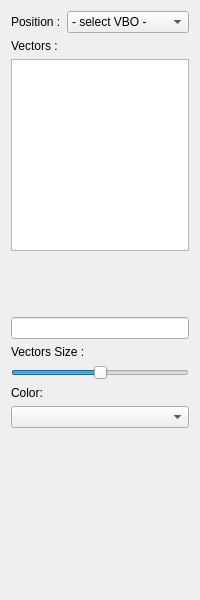
cgogn/CGoGN, file SCHNApps/Plugins/surface_renderVector/forms/surface_renderVector.ui: the form before one commit.
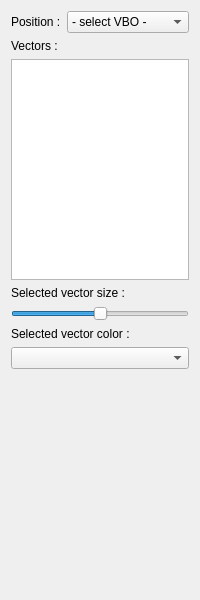
The form after the commit. Custom widgets are drawn as their Qt base class.

Commit message: SCHNApps: bug fix in render vector plugin

Patch:
```diff
--- a/SCHNApps/Plugins/surface_renderVector/forms/surface_renderVector.ui
+++ b/SCHNApps/Plugins/surface_renderVector/forms/surface_renderVector.ui
@@ -14,23 +14,6 @@
    <string>Form</string>
   </property>
   <layout class="QGridLayout" name="gridLayout">
-   <item row="5" column="0" colspan="2">
-    <widget class="QLineEdit" name="selectedName">
-     <property name="readOnly">
-      <bool>true</bool>
-     </property>
-    </widget>
-   </item>
-   <item row="10" column="0" colspan="2">
-    <widget class="ColorComboBox" name="combo_color"/>
-   </item>
-   <item row="0" column="0">
-    <widget class="QLabel" name="label_2">
-     <property name="text">
-      <string>Position :</string>
-     </property>
-    </widget>
-   </item>
    <item row="0" column="1">
     <widget class="QComboBox" name="combo_positionVBO">
      <property name="sizePolicy">
@@ -46,13 +29,23 @@
      </item>
     </widget>
    </item>
-   <item row="1" column="0">
-    <widget class="QLabel" name="label_3">
+   <item row="4" column="0" colspan="2">
+    <widget class="QLabel" name="label">
      <property name="text">
-      <string>Vectors :</string>
+      <string>Selected vector size :</string>
      </property>
     </widget>
    </item>
+   <item row="0" column="0">
+    <widget class="QLabel" name="label_2">
+     <property name="text">
+      <string>Position :</string>
+     </property>
+    </widget>
+   </item>
+   <item row="8" column="0" colspan="2">
+    <widget class="ColorComboBox" name="combo_color"/>
+   </item>
    <item row="2" column="0" colspan="2">
     <widget class="QListWidget" name="list_vectorVBO">
      <property name="selectionMode">
@@ -60,7 +53,14 @@
      </property>
     </widget>
    </item>
-   <item row="11" column="0" colspan="2">
+   <item row="1" column="0">
+    <widget class="QLabel" name="label_3">
+     <property name="text">
+      <string>Vectors :</string>
+     </property>
+    </widget>
+   </item>
+   <item row="9" column="0" colspan="2">
     <spacer name="verticalSpacer">
      <property name="orientation">
       <enum>Qt::Vertical</enum>
@@ -73,7 +73,7 @@
      </property>
     </spacer>
    </item>
-   <item row="8" column="0" colspan="2">
+   <item row="6" column="0" colspan="2">
     <widget class="QSlider" name="slider_vectorsScaleFactor">
      <property name="value">
       <number>50</number>
@@ -83,30 +83,10 @@
      </property>
     </widget>
    </item>
-   <item row="6" column="0" colspan="2">
-    <widget class="QLabel" name="label">
-     <property name="text">
-      <string>Vectors Size :</string>
-     </property>
-    </widget>
-   </item>
-   <item row="4" column="0">
-    <spacer name="verticalSpacer_2">
-     <property name="orientation">
-      <enum>Qt::Vertical</enum>
-     </property>
-     <property name="sizeHint" stdset="0">
-      <size>
-       <width>20</width>
-       <height>40</height>
-      </size>
-     </property>
-    </spacer>
-   </item>
-   <item row="9" column="0">
+   <item row="7" column="0" colspan="2">
     <widget class="QLabel" name="label_4">
      <property name="text">
-      <string>Color:</string>
+      <string>Selected vector color :</string>
      </property>
     </widget>
    </item>
```
The commit also changes 8 other files.
